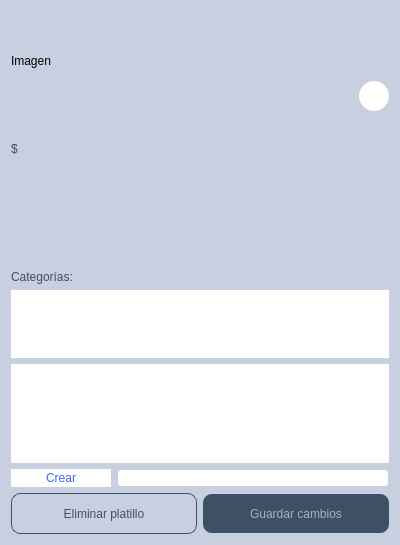
The window that appetizer-core/components-manager/crudplatillo.ui (AngelGenis/Appetizer) describes before a commit, drawn with Qt 5.
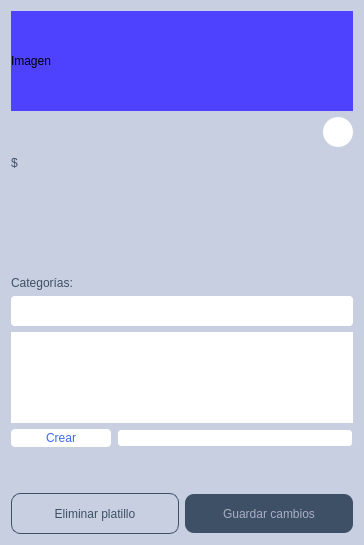
The same window after the commit. Icons and pictures are not drawn.

Commit message: Agregar y eliminar widgets de categorias

Patch:
```diff
--- a/appetizer-core/components-manager/crudplatillo.ui
+++ b/appetizer-core/components-manager/crudplatillo.ui
@@ -6,7 +6,7 @@
    <rect>
     <x>0</x>
     <y>0</y>
-    <width>400</width>
+    <width>362</width>
     <height>545</height>
    </rect>
   </property>
@@ -24,19 +24,71 @@
   </property>
   <layout class="QGridLayout" name="gridLayout_2">
    <item row="2" column="0">
-    <widget class="QTableView" name="tV_categorias">
+    <widget class="QScrollArea" name="scrollArea">
+     <property name="sizePolicy">
+      <sizepolicy hsizetype="Preferred" vsizetype="Preferred">
+       <horstretch>0</horstretch>
+       <verstretch>0</verstretch>
+      </sizepolicy>
+     </property>
+     <property name="maximumSize">
+      <size>
+       <width>16777215</width>
+       <height>30</height>
+      </size>
+     </property>
      <property name="styleSheet">
-      <string notr="true">border: none;
-color: #3C6AF1;</string>
+      <string notr="true">border-radius: 4px;
+background-color: #FFFFFF;</string>
      </property>
+     <property name="horizontalScrollBarPolicy">
+      <enum>Qt::ScrollBarAsNeeded</enum>
+     </property>
+     <property name="widgetResizable">
+      <bool>true</bool>
+     </property>
+     <widget class="QWidget" name="scrollAreaWidgetContents_3">
+      <property name="geometry">
+       <rect>
+        <x>0</x>
+        <y>0</y>
+        <width>344</width>
+        <height>30</height>
+       </rect>
+      </property>
+      <layout class="QGridLayout" name="gridLayout_3">
+       <property name="leftMargin">
+        <number>0</number>
+       </property>
+       <property name="topMargin">
+        <number>0</number>
+       </property>
+       <property name="rightMargin">
+        <number>0</number>
+       </property>
+       <property name="bottomMargin">
+        <number>0</number>
+       </property>
+       <item row="0" column="0">
+        <layout class="QHBoxLayout" name="LayoutCategoria">
+         <property name="leftMargin">
+          <number>5</number>
+         </property>
+         <property name="topMargin">
+          <number>5</number>
+         </property>
+        </layout>
+       </item>
+      </layout>
+     </widget>
     </widget>
    </item>
-   <item row="3" column="0">
+   <item row="4" column="0">
     <layout class="QHBoxLayout" name="horizontalLayout_4">
      <item>
       <widget class="QPushButton" name="btn_agregarCategoria">
        <property name="styleSheet">
-        <string notr="true">border: none;
+        <string notr="true">border-radius: 4px;
 background-color: #FFFFFF;
 width: 100px;
 height: 17.85px;
@@ -67,209 +119,44 @@
      </item>
     </layout>
    </item>
+   <item row="3" column="0">
+    <widget class="QTableView" name="tV_categorias">
+     <property name="styleSheet">
+      <string notr="true">border-radius: 4px;
+color: #3C6AF1;</string>
+     </property>
+    </widget>
+   </item>
    <item row="0" column="0">
-    <layout class="QGridLayout" name="gridLayout">
-     <item row="1" column="0" colspan="2">
-      <widget class="QLineEdit" name="nombrePlatillo">
-       <property name="minimumSize">
-        <size>
-         <width>0</width>
-         <height>0</height>
-        </size>
-       </property>
-       <property name="maximumSize">
-        <size>
-         <width>300</width>
-         <height>16777215</height>
-        </size>
-       </property>
-       <property name="styleSheet">
-        <string notr="true">border: none;
-background-color: #C8CFE1;
-
-font: 34px &quot;SF Pro Display&quot;;
-
-color:#3E5066;
-</string>
-       </property>
-      </widget>
-     </item>
-     <item row="4" column="0" colspan="2">
-      <widget class="QTextEdit" name="descripcionPlatillo">
-       <property name="maximumSize">
-        <size>
-         <width>300</width>
-         <height>16777215</height>
-        </size>
-       </property>
-       <property name="styleSheet">
-        <string notr="true">border: none;
-background-color: #C8CFE1;
-
-font: 15px &quot;SF Pro Text&quot;;
-
-
-font-size: 15px;
-
-color:#3E5066;</string>
-       </property>
-      </widget>
-     </item>
-     <item row="5" column="0">
-      <widget class="QLabel" name="label">
-       <property name="minimumSize">
-        <size>
-         <width>300</width>
-         <height>0</height>
-        </size>
-       </property>
-       <property name="styleSheet">
-        <string notr="true">border: none;
-background-color: #C8CFE1;
-
-font: 11px &quot;SF Pro Text&quot;;
-
-color:#3E5066;</string>
-       </property>
-       <property name="text">
-        <string>Categorías:</string>
-       </property>
-      </widget>
-     </item>
-     <item row="0" column="0" colspan="3">
-      <layout class="QHBoxLayout" name="horizontalLayout_3">
-       <item>
-        <widget class="QLabel" name="imagen">
-         <property name="sizePolicy">
-          <sizepolicy hsizetype="MinimumExpanding" vsizetype="Preferred">
-           <horstretch>0</horstretch>
-           <verstretch>0</verstretch>
-          </sizepolicy>
-         </property>
-         <property name="minimumSize">
-          <size>
-           <width>0</width>
-           <height>100</height>
-          </size>
-         </property>
-         <property name="maximumSize">
-          <size>
-           <width>350</width>
-           <height>16777215</height>
-          </size>
-         </property>
-         <property name="text">
-          <string>Imagen</string>
-         </property>
-        </widget>
-       </item>
-       <item>
-        <layout class="QVBoxLayout" name="verticalLayout_2">
-         <item>
-          <spacer name="verticalSpacer">
-           <property name="orientation">
-            <enum>Qt::Vertical</enum>
-           </property>
-           <property name="sizeHint" stdset="0">
-            <size>
-             <width>20</width>
-             <height>40</height>
-            </size>
-           </property>
-          </spacer>
-         </item>
-         <item>
-          <widget class="QPushButton" name="btn_agregarImagen">
-           <property name="maximumSize">
-            <size>
-             <width>30</width>
-             <height>30</height>
-            </size>
-           </property>
-           <property name="styleSheet">
-            <string notr="true">border-radius: 15px;
-background-color: #FFFFFF;
-width: 44px;
-height: 44px;
-
-
-
-
-</string>
-           </property>
-           <property name="text">
-            <string/>
-           </property>
-           <property name="icon">
-            <iconset resource="../Resources.qrc">
-             <normaloff>:/Img/EditarFotoPlatillo.png</normaloff>:/Img/EditarFotoPlatillo.png</iconset>
-           </property>
-          </widget>
-         </item>
-        </layout>
-       </item>
-      </layout>
-     </item>
-     <item row="2" column="0">
-      <layout class="QHBoxLayout" name="horizontalLayout_2">
-       <item>
-        <widget class="QLabel" name="label_2">
-         <property name="styleSheet">
-          <string notr="true">border: none;
-background-color: #C8CFE1;
-
-font: 22px &quot;SF Pro Display&quot;;
-color:#3E5066;
-</string>
-         </property>
-         <property name="text">
-          <string>$</string>
-         </property>
-        </widget>
-       </item>
-       <item>
-        <widget class="QLineEdit" name="precioPlatillo">
-         <property name="sizePolicy">
-          <sizepolicy hsizetype="Fixed" vsizetype="Fixed">
-           <horstretch>0</horstretch>
-           <verstretch>0</verstretch>
-          </sizepolicy>
-         </property>
-         <property name="maximumSize">
-          <size>
-           <width>150</width>
-           <height>16777215</height>
-          </size>
-         </property>
-         <property name="styleSheet">
-          <string notr="true">border: none;
-background-color: #C8CFE1;
-
-font: 22px &quot;SF Pro Display&quot;;
-color:#3E5066;
-
-</string>
-         </property>
-        </widget>
-       </item>
-       <item>
-        <spacer name="horizontalSpacer">
-         <property name="orientation">
-          <enum>Qt::Horizontal</enum>
-         </property>
-         <property name="sizeHint" stdset="0">
-          <size>
-           <width>40</width>
-           <height>20</height>
-          </size>
-         </property>
-        </spacer>
-       </item>
-      </layout>
-     </item>
-    </layout>
+    <widget class="QLabel" name="imagen">
+     <property name="sizePolicy">
+      <sizepolicy hsizetype="Preferred" vsizetype="Preferred">
+       <horstretch>0</horstretch>
+       <verstretch>0</verstretch>
+      </sizepolicy>
+     </property>
+     <property name="minimumSize">
+      <size>
+       <width>0</width>
+       <height>100</height>
+      </size>
+     </property>
+     <property name="maximumSize">
+      <size>
+       <width>16777215</width>
+       <height>16777215</height>
+      </size>
+     </property>
+     <property name="styleSheet">
+      <string notr="true">background-color: rgb(78, 66, 255);
+border-color: rgb(14, 255, 54);</string>
+     </property>
+     <property name="text">
+      <string>Imagen</string>
+     </property>
+    </widget>
    </item>
-   <item row="4" column="0">
+   <item row="6" column="0">
     <layout class="QHBoxLayout" name="horizontalLayout">
      <item>
       <widget class="QPushButton" name="btn_EliminarPlatillo">
@@ -333,33 +220,179 @@
     </layout>
    </item>
    <item row="1" column="0">
-    <widget class="QScrollArea" name="scrollArea">
-     <property name="styleSheet">
-      <string notr="true">border: none;
-background-color: #FFFFFF;</string>
-     </property>
-     <property name="horizontalScrollBarPolicy">
-      <enum>Qt::ScrollBarAsNeeded</enum>
-     </property>
-     <property name="widgetResizable">
-      <bool>true</bool>
-     </property>
-     <widget class="QWidget" name="scrollAreaWidgetContents_3">
-      <property name="geometry">
-       <rect>
-        <x>0</x>
-        <y>0</y>
-        <width>382</width>
-        <height>69</height>
-       </rect>
-      </property>
-      <layout class="QGridLayout" name="gridLayout_3">
-       <item row="0" column="0">
-        <layout class="QHBoxLayout" name="LayoutCategoria"/>
+    <layout class="QGridLayout" name="gridLayout">
+     <item row="5" column="0">
+      <widget class="QLabel" name="label">
+       <property name="minimumSize">
+        <size>
+         <width>300</width>
+         <height>0</height>
+        </size>
+       </property>
+       <property name="styleSheet">
+        <string notr="true">border: none;
+background-color: #C8CFE1;
+
+font: 11px &quot;SF Pro Text&quot;;
+
+color:#3E5066;</string>
+       </property>
+       <property name="text">
+        <string>Categorías:</string>
+       </property>
+      </widget>
+     </item>
+     <item row="1" column="0" colspan="2">
+      <widget class="QLineEdit" name="nombrePlatillo">
+       <property name="minimumSize">
+        <size>
+         <width>0</width>
+         <height>0</height>
+        </size>
+       </property>
+       <property name="maximumSize">
+        <size>
+         <width>300</width>
+         <height>16777215</height>
+        </size>
+       </property>
+       <property name="styleSheet">
+        <string notr="true">border: none;
+background-color: #C8CFE1;
+
+font: 34px &quot;SF Pro Display&quot;;
+
+color:#3E5066;
+</string>
+       </property>
+      </widget>
+     </item>
+     <item row="0" column="0" colspan="3">
+      <layout class="QHBoxLayout" name="horizontalLayout_3"/>
+     </item>
+     <item row="2" column="0">
+      <layout class="QHBoxLayout" name="horizontalLayout_2">
+       <item>
+        <widget class="QLabel" name="label_2">
+         <property name="styleSheet">
+          <string notr="true">border: none;
+background-color: #C8CFE1;
+
+font: 22px &quot;SF Pro Display&quot;;
+color:#3E5066;
+</string>
+         </property>
+         <property name="text">
+          <string>$</string>
+         </property>
+        </widget>
+       </item>
+       <item>
+        <widget class="QLineEdit" name="precioPlatillo">
+         <property name="sizePolicy">
+          <sizepolicy hsizetype="Fixed" vsizetype="Fixed">
+           <horstretch>0</horstretch>
+           <verstretch>0</verstretch>
+          </sizepolicy>
+         </property>
+         <property name="maximumSize">
+          <size>
+           <width>150</width>
+           <height>16777215</height>
+          </size>
+         </property>
+         <property name="styleSheet">
+          <string notr="true">border: none;
+background-color: #C8CFE1;
+
+font: 22px &quot;SF Pro Display&quot;;
+color:#3E5066;
+
+</string>
+         </property>
+        </widget>
+       </item>
+       <item>
+        <spacer name="horizontalSpacer">
+         <property name="orientation">
+          <enum>Qt::Horizontal</enum>
+         </property>
+         <property name="sizeHint" stdset="0">
+          <size>
+           <width>40</width>
+           <height>20</height>
+          </size>
+         </property>
+        </spacer>
        </item>
       </layout>
-     </widget>
-    </widget>
+     </item>
+     <item row="1" column="2">
+      <widget class="QPushButton" name="btn_agregarImagen">
+       <property name="maximumSize">
+        <size>
+         <width>30</width>
+         <height>30</height>
+        </size>
+       </property>
+       <property name="styleSheet">
+        <string notr="true">border-radius: 15px;
+background-color: #FFFFFF;
+width: 44px;
+height: 44px;
+
+
+
+
+</string>
+       </property>
+       <property name="text">
+        <string/>
+       </property>
+       <property name="icon">
+        <iconset>
+         <normaloff>:/Img/EditarFotoPlatillo.png</normaloff>:/Img/EditarFotoPlatillo.png</iconset>
+       </property>
+      </widget>
+     </item>
+     <item row="4" column="0" colspan="2">
+      <widget class="QTextEdit" name="descripcionPlatillo">
+       <property name="maximumSize">
+        <size>
+         <width>300</width>
+         <height>16777215</height>
+        </size>
+       </property>
+       <property name="styleSheet">
+        <string notr="true">border: none;
+background-color: #C8CFE1;
+
+font: 15px &quot;SF Pro Text&quot;;
+
+
+font-size: 15px;
+
+color:#3E5066;</string>
+       </property>
+      </widget>
+     </item>
+    </layout>
+   </item>
+   <item row="5" column="0">
+    <spacer name="verticalSpacer">
+     <property name="orientation">
+      <enum>Qt::Vertical</enum>
+     </property>
+     <property name="sizeType">
+      <enum>QSizePolicy::Fixed</enum>
+     </property>
+     <property name="sizeHint" stdset="0">
+      <size>
+       <width>20</width>
+       <height>40</height>
+      </size>
+     </property>
+    </spacer>
    </item>
   </layout>
  </widget>
```
Left out of the diff: 10 changed lines with no effect on the pictures. The commit also changes 9 other files.
